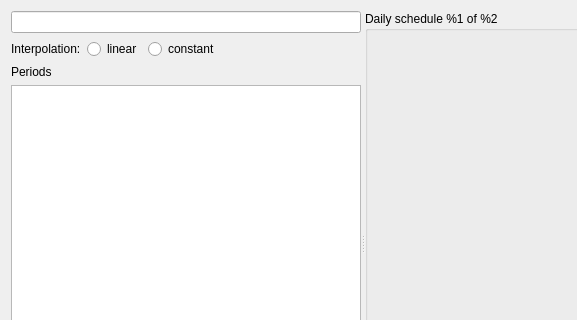
The window that SIM-VICUS/src/SVDBScheduleEditWidget.ui (ghorwin/SIM-VICUS) describes before a commit, drawn with Qt 5; both pictures show x 0 to 577 and y 0 to 320 of the 840 by 486 pixel window.
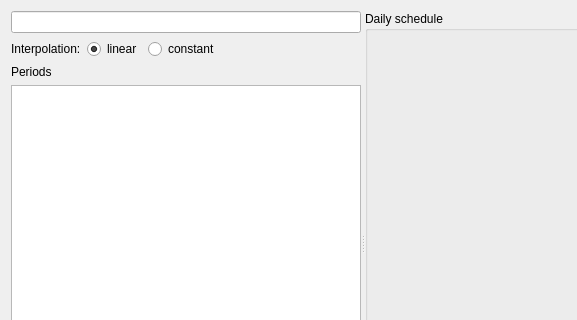
The same window after the commit. Icons and pictures are not drawn. Custom widgets are drawn as their Qt base class.

Commit message: Some more state handling (fine tuning of dialog state changes).

Diff of the .ui file:
```diff
--- a/SIM-VICUS/src/SVDBScheduleEditWidget.ui
+++ b/SIM-VICUS/src/SVDBScheduleEditWidget.ui
@@ -47,6 +47,9 @@
            <property name="text">
             <string>linear</string>
            </property>
+           <property name="checked">
+            <bool>true</bool>
+           </property>
           </widget>
          </item>
          <item>
@@ -160,7 +163,7 @@
      </widget>
      <widget class="QGroupBox" name="groupBoxDailyCycle">
       <property name="title">
-       <string>Daily schedule %1 of %2</string>
+       <string>Daily schedule</string>
       </property>
       <layout class="QGridLayout" name="gridLayout_2">
        <item row="0" column="0">
```
The commit also changes 4 other files.
